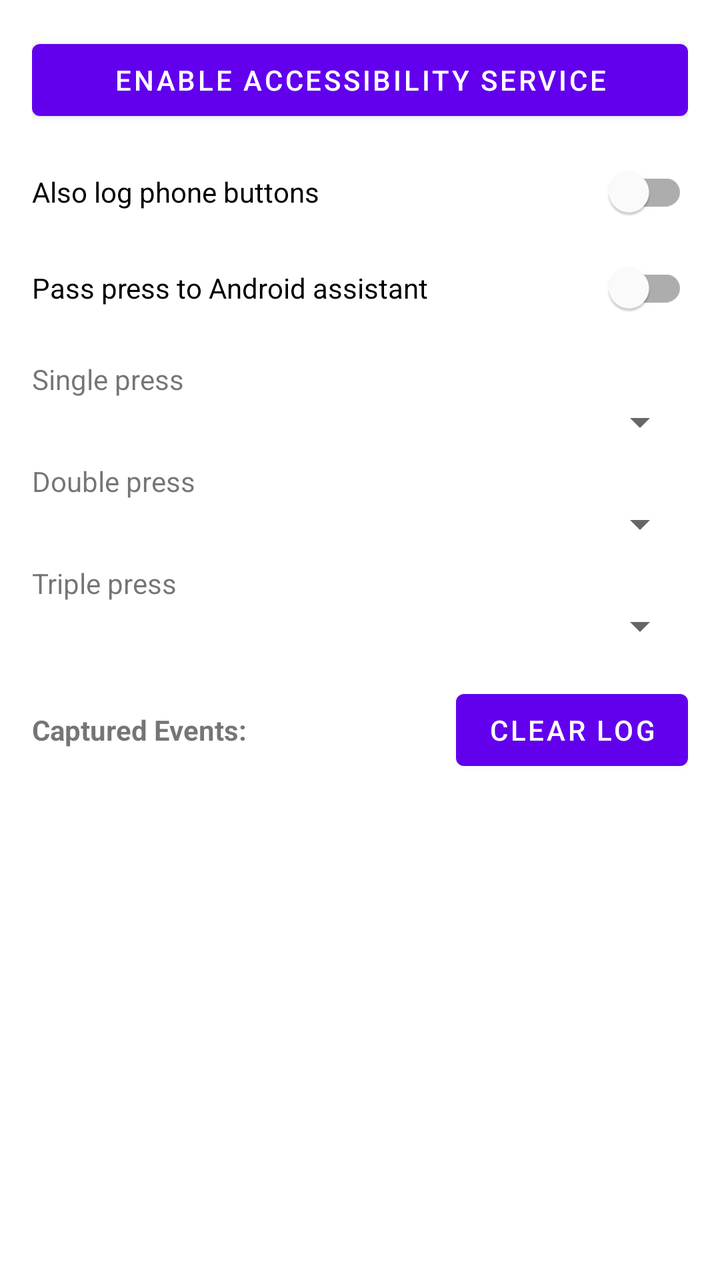
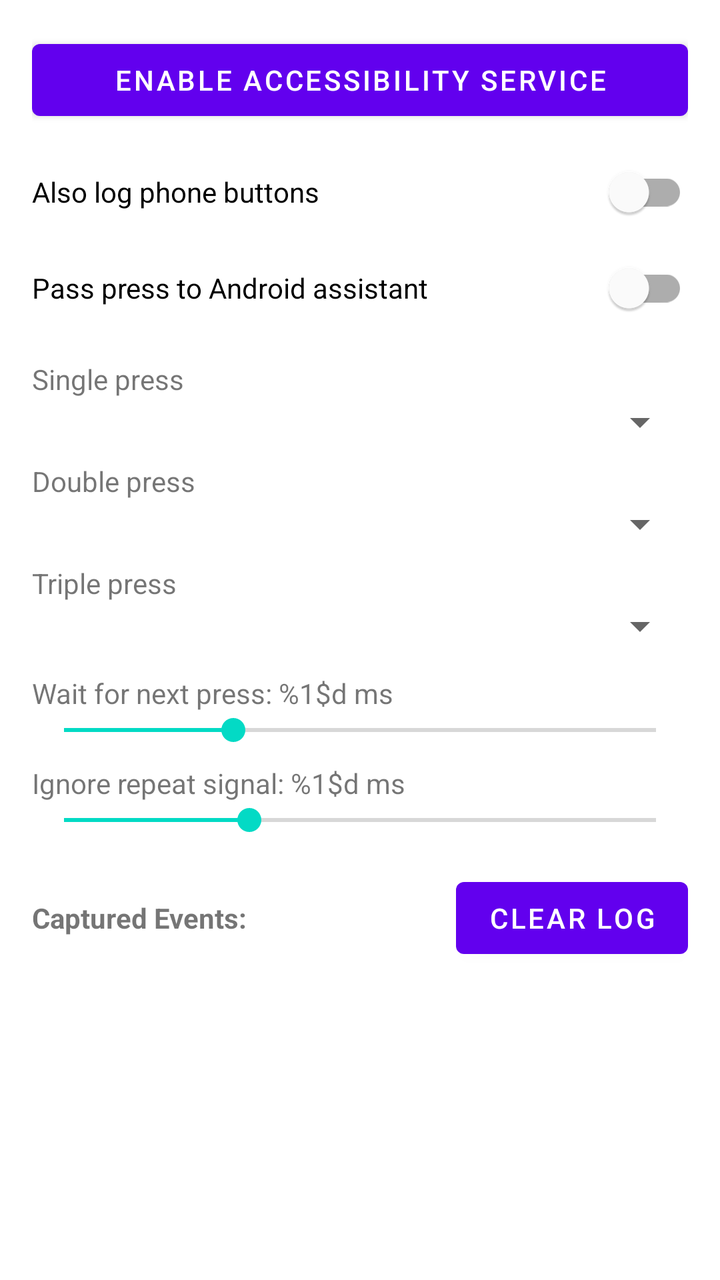

Before-and-after screenshots of an Android layout around one commit, followed by the original layout XML and the change that was made.
<!-- AndroidManifest.xml: application theme Theme.HandsFreeControls -->
<!-- res/layout/activity_main.xml -->
<?xml version="1.0" encoding="utf-8"?>
<LinearLayout xmlns:android="http://schemas.android.com/apk/res/android"
    android:layout_width="match_parent"
    android:layout_height="match_parent"
    android:orientation="vertical"
    android:padding="16dp">

    <Button
        android:id="@+id/btn_enable_accessibility"
        android:layout_width="match_parent"
        android:layout_height="wrap_content"
        android:text="@string/enable_accessibility" />

    <com.google.android.material.switchmaterial.SwitchMaterial
        android:id="@+id/switch_key_capture"
        android:layout_width="match_parent"
        android:layout_height="wrap_content"
        android:layout_marginTop="8dp"
        android:text="@string/capture_phone_keys" />

    <com.google.android.material.switchmaterial.SwitchMaterial
        android:id="@+id/switch_pass_to_android"
        android:layout_width="match_parent"
        android:layout_height="wrap_content"
        android:text="@string/pass_to_android" />

    <TextView
        android:layout_width="match_parent"
        android:layout_height="wrap_content"
        android:layout_marginTop="12dp"
        android:text="@string/mapping_single" />

    <Spinner
        android:id="@+id/spinner_single"
        android:layout_width="match_parent"
        android:layout_height="wrap_content"
        android:spinnerMode="dropdown" />

    <TextView
        android:layout_width="match_parent"
        android:layout_height="wrap_content"
        android:layout_marginTop="8dp"
        android:text="@string/mapping_double" />

    <Spinner
        android:id="@+id/spinner_double"
        android:layout_width="match_parent"
        android:layout_height="wrap_content"
        android:spinnerMode="dropdown" />

    <TextView
        android:layout_width="match_parent"
        android:layout_height="wrap_content"
        android:layout_marginTop="8dp"
        android:text="@string/mapping_triple" />

    <Spinner
        android:id="@+id/spinner_triple"
        android:layout_width="match_parent"
        android:layout_height="wrap_content"
        android:spinnerMode="dropdown" />

    <LinearLayout
        android:layout_width="match_parent"
        android:layout_height="wrap_content"
        android:layout_marginTop="16dp"
        android:gravity="center_vertical"
        android:orientation="horizontal">

        <TextView
            android:layout_width="0dp"
            android:layout_height="wrap_content"
            android:layout_weight="1"
            android:text="@string/event_log_title"
            android:textStyle="bold" />

        <Button
            android:id="@+id/btn_clear_log"
            android:layout_width="wrap_content"
            android:layout_height="wrap_content"
            android:text="@string/clear_log" />
    </LinearLayout>

    <ScrollView
        android:layout_width="match_parent"
        android:layout_height="0dp"
        android:layout_weight="1">

        <TextView
            android:id="@+id/tv_event_log"
            android:layout_width="match_parent"
            android:layout_height="wrap_content"
            android:fontFamily="monospace" />
    </ScrollView>

</LinearLayout>
<!-- resources referenced by this layout -->
<resources>
  <string name="capture_phone_keys">Also log phone buttons</string>
  <string name="clear_log">Clear log</string>
  <string name="enable_accessibility">Enable Accessibility Service</string>
  <string name="event_log_title">Captured Events:</string>
  <string name="mapping_double">Double press</string>
  <string name="mapping_single">Single press</string>
  <string name="mapping_triple">Triple press</string>
  <string name="pass_to_android">Pass press to Android assistant</string>
  <style name="Theme.HandsFreeControls" parent="Theme.MaterialComponents.DayNight.DarkActionBar">
          
          <item name="colorPrimary">@color/purple_500</item>
          <item name="colorPrimaryVariant">@color/purple_700</item>
          <item name="colorOnPrimary">@color/white</item>
          
          <item name="colorSecondary">@color/teal_200</item>
          <item name="colorSecondaryVariant">@color/teal_700</item>
          <item name="colorOnSecondary">@color/black</item>
          
          <item name="android:statusBarColor">?attr/colorPrimaryVariant</item>
          
      </style>
  <color name="purple_500">#FF6200EE</color>
  <color name="purple_700">#FF3700B3</color>
  <color name="white">#FFFFFFFF</color>
  <color name="teal_200">#FF03DAC5</color>
  <color name="teal_700">#FF018786</color>
  <color name="black">#FF000000</color>
</resources>

<!-- the commit's change to res/layout/activity_main.xml (unified diff, before → after) -->
@@ -1,7 +1,11 @@
 <?xml version="1.0" encoding="utf-8"?>
-<LinearLayout xmlns:android="http://schemas.android.com/apk/res/android"
+<ScrollView xmlns:android="http://schemas.android.com/apk/res/android"
     android:layout_width="match_parent"
-    android:layout_height="match_parent"
+    android:layout_height="match_parent">
+
+<LinearLayout
+    android:layout_width="match_parent"
+    android:layout_height="wrap_content"
     android:orientation="vertical"
     android:padding="16dp">
 
@@ -60,6 +64,36 @@
         android:layout_height="wrap_content"
         android:spinnerMode="dropdown" />
 
+    <TextView
+        android:id="@+id/label_press_window"
+        android:layout_width="match_parent"
+        android:layout_height="wrap_content"
+        android:layout_marginTop="12dp"
+        android:text="@string/press_window_label" />
+
+    <SeekBar
+        android:id="@+id/seek_press_window"
+        android:layout_width="match_parent"
+        android:layout_height="wrap_content"
+        android:max="280"
+        android:min="0"
+        android:progress="80" />
+
+    <TextView
+        android:id="@+id/label_debounce"
+        android:layout_width="match_parent"
+        android:layout_height="wrap_content"
+        android:layout_marginTop="8dp"
+        android:text="@string/debounce_label" />
+
+    <SeekBar
+        android:id="@+id/seek_debounce"
+        android:layout_width="match_parent"
+        android:layout_height="wrap_content"
+        android:max="160"
+        android:min="0"
+        android:progress="50" />
+
     <LinearLayout
         android:layout_width="match_parent"
         android:layout_height="wrap_content"
@@ -81,16 +115,11 @@
             android:text="@string/clear_log" />
     </LinearLayout>
 
-    <ScrollView
+    <TextView
+        android:id="@+id/tv_event_log"
         android:layout_width="match_parent"
-        android:layout_height="0dp"
-        android:layout_weight="1">
-
-        <TextView
-            android:id="@+id/tv_event_log"
-            android:layout_width="match_parent"
-            android:layout_height="wrap_content"
-            android:fontFamily="monospace" />
-    </ScrollView>
+        android:layout_height="wrap_content"
+        android:fontFamily="monospace" />
 
 </LinearLayout>
+</ScrollView>
<!-- resource entries referenced after the edit -->
@@ -2,12 +2,14 @@
 <resources>
   <string name="capture_phone_keys">Also log phone buttons</string>
   <string name="clear_log">Clear log</string>
+  <string name="debounce_label">Ignore repeat signal: %1$d ms</string>
   <string name="enable_accessibility">Enable Accessibility Service</string>
   <string name="event_log_title">Captured Events:</string>
   <string name="mapping_double">Double press</string>
   <string name="mapping_single">Single press</string>
   <string name="mapping_triple">Triple press</string>
   <string name="pass_to_android">Pass press to Android assistant</string>
+  <string name="press_window_label">Wait for next press: %1$d ms</string>
   <style name="Theme.HandsFreeControls" parent="Theme.MaterialComponents.DayNight.DarkActionBar">
           
           <item name="colorPrimary">@color/purple_500</item>
